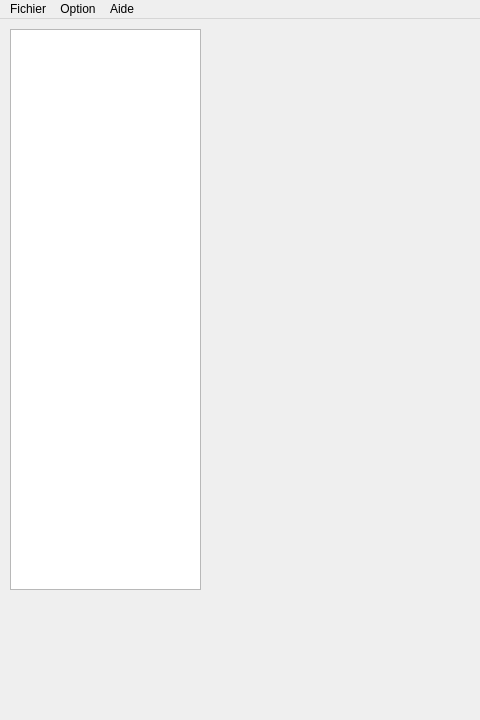
This is projet/mainwindow.ui in BlackFox3000/M1-IHM-Project as Qt 5 draws it before an edit; both pictures show x 0 to 480 and y 0 to 720 of the 1280 by 720 pixel window. The edited form follows.
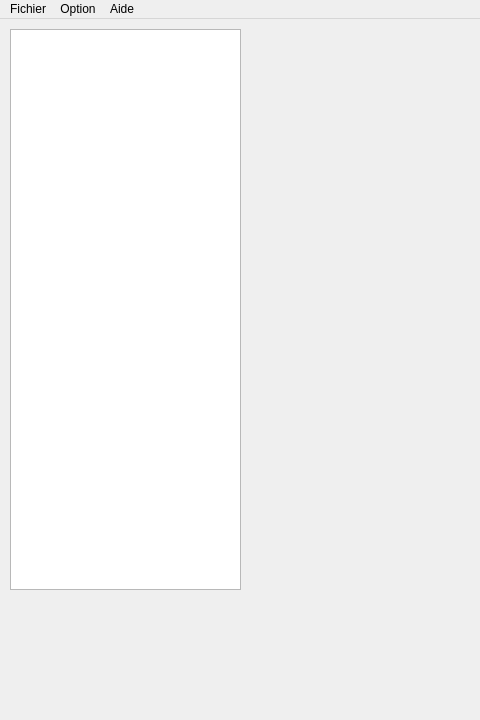
This is the edited form.

Patch:
```diff
--- a/projet/mainwindow.ui
+++ b/projet/mainwindow.ui
@@ -19,7 +19,7 @@
      <rect>
       <x>10</x>
       <y>10</y>
-      <width>191</width>
+      <width>231</width>
       <height>561</height>
      </rect>
     </property>
```
